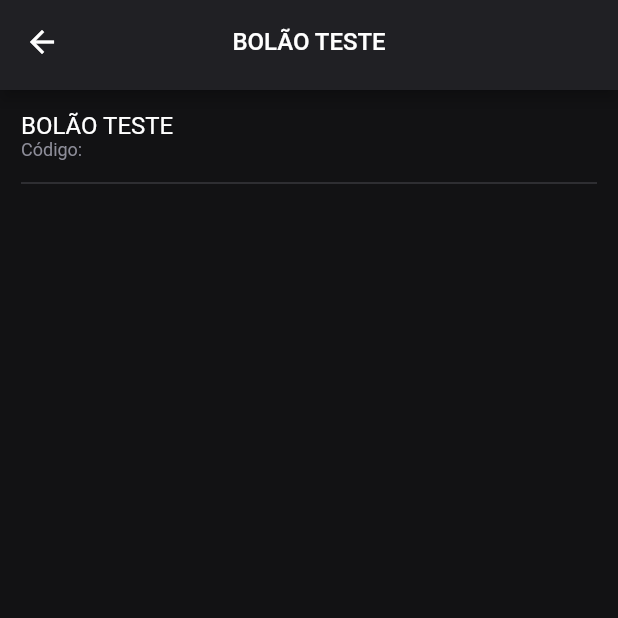
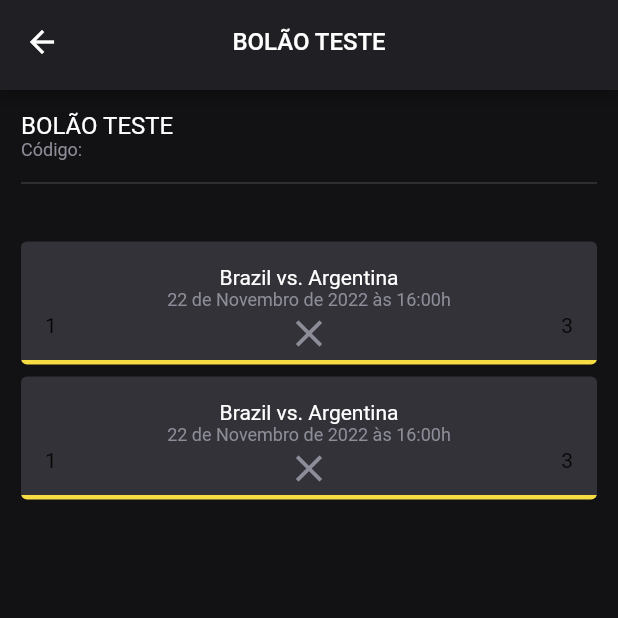
Before and after one commit to ezequiasmelo/flutter-ui-templates, a Flutter app: the DetailsPage screen opened by its route, on a phone screen of 412 x 824 dp, the top half of it. Run offline on Flutter 3.47's test engine with Material 2 defaults, Android fonts, the phone set to English and light mode, and no system bars; our stand-ins replace flutter_svg, google_fonts.

Commit message:
update custom card, details page and my page

```diff
--- a/lib/commons/widgets/custom_card.dart
+++ b/lib/commons/widgets/custom_card.dart
@@ -1,17 +1,21 @@
 import 'package:flutter/material.dart';
 import 'package:flutter_ui/commons/constants/app_colors.dart';
-import 'package:flutter_ui/models/polls.dart';
 
 class CustomCard extends StatelessWidget {
   final Widget? child;
-  final Poll? poll;
+  // final Poll? poll;
+  final double? height;
 
-  const CustomCard(this.child, this.poll, {super.key});
+  const CustomCard({
+    this.child,
+    this.height,
+    Key? key,
+  }) : super(key: key);
 
   @override
   Widget build(BuildContext context) {
     return Container(
-      // height: 80.0,
+      // height: height ?? 80.0,
       margin: const EdgeInsets.only(bottom: 8.0),
       decoration: BoxDecoration(
         borderRadius: BorderRadius.circular(4.0),
--- a/lib/features/details_page.dart
+++ b/lib/features/details_page.dart
@@ -1,11 +1,8 @@
-import 'dart:developer';
-
 import 'package:flutter/material.dart';
-import 'package:flutter_svg/flutter_svg.dart';
 import 'package:flutter_ui/commons/constants/app_colors.dart';
 import 'package:flutter_ui/commons/widgets/custom_app_bar.dart';
-import 'package:flutter_ui/commons/widgets/custom_text_form_field.dart';
-import 'package:flutter_ui/commons/widgets/custom_elevated_button.dart';
+import 'package:flutter_ui/commons/widgets/custom_card.dart';
+import 'package:flutter_ui/models/polls.dart';
 
 class DetailsPage extends StatefulWidget {
   const DetailsPage({Key? key}) : super(key: key);
@@ -31,8 +28,8 @@ class _DetailsPageState extends State<DetailsPage> {
           padding: const EdgeInsets.all(14.0),
           child: Column(
             crossAxisAlignment: CrossAxisAlignment.start,
-            children: const [
-              Text(
+            children: [
+              const Text(
                 'BOLÃO TESTE',
                 style: TextStyle(
                   color: AppColors.white,
@@ -40,18 +37,92 @@ class _DetailsPageState extends State<DetailsPage> {
                 ),
                 textAlign: TextAlign.center,
               ),
-              Text(
+              const Text(
                 'Código: ',
                 style: TextStyle(
                   color: AppColors.grey,
                   fontSize: 12,
                 ),
               ),
-              Divider(
+              const Divider(
                 height: 30,
                 thickness: 0.3,
                 color: AppColors.grey,
-              )
+              ),
+              Expanded(
+                child: CustomScrollView(
+                  scrollDirection: Axis.vertical,
+                  slivers: <Widget>[
+                    SliverPadding(
+                      padding: const EdgeInsets.symmetric(vertical: 24.0),
+                      sliver: SliverFixedExtentList(
+                        itemExtent: 90.0,
+                        delegate: SliverChildBuilderDelegate(
+                          (context, index) {
+                            return GestureDetector(
+                              onTap: () => {
+                                // Navigator.pushReplacementNamed(
+                                //   context,
+                                //   NamedRoute.details,
+                                //   arguments: polls[index],
+                                // )
+                              },
+                              child: Stack(
+                                children: [
+                                  CustomCard(
+                                    // height: 500.0,
+                                    child: Column(
+                                      crossAxisAlignment:
+                                          CrossAxisAlignment.center,
+                                      mainAxisAlignment:
+                                          MainAxisAlignment.spaceAround,
+                                      children: [
+                                        const Text(
+                                          'Brazil vs. Argentina',
+                                          style: TextStyle(
+                                            color: AppColors.white,
+                                            fontSize: 14,
+                                          ),
+                                          textAlign: TextAlign.center,
+                                        ),
+                                        const Text(
+                                          '22 de Novembro de 2022 às 16:00h',
+                                          style: TextStyle(
+                                            color: AppColors.grey,
+                                            fontSize: 12,
+                                          ),
+                                        ),
+                                        SizedBox(
+                                          height: 20,
+                                          child: Row(
+                                            mainAxisAlignment:
+                                                MainAxisAlignment.spaceBetween,
+                                            children: const [
+                                              Text('1'),
+                                              Icon(
+                                                Icons.clear,
+                                                color: AppColors.grey,
+                                                size: 30.0,
+                                              ),
+                                              Text('3'),
+                                            ],
+                                          ),
+                                        ),
+                                      ],
+                                    ),
+                                    // polls[index],
+                                  ),
+                                ],
+                              ),
+                            );
+                          },
+                          childCount: polls.length,
+                        ),
+                      ),
+                    ),
+                  ],
+                ),
+              ),
             ],
           ),
         ),
--- a/lib/features/my_page.dart
+++ b/lib/features/my_page.dart
@@ -88,7 +88,7 @@ class _MyPageState extends State<MyPage> {
                               child: Stack(
                                 children: [
                                   CustomCard(
-                                    Column(
+                                    child: Column(
                                       crossAxisAlignment:
                                           CrossAxisAlignment.start,
                                       mainAxisAlignment:
@@ -111,7 +111,7 @@ class _MyPageState extends State<MyPage> {
                                         ),
                                       ],
                                     ),
-                                    polls[index],
+                                    // polls[index],
                                   ),
                                 ],
                               ),
```
